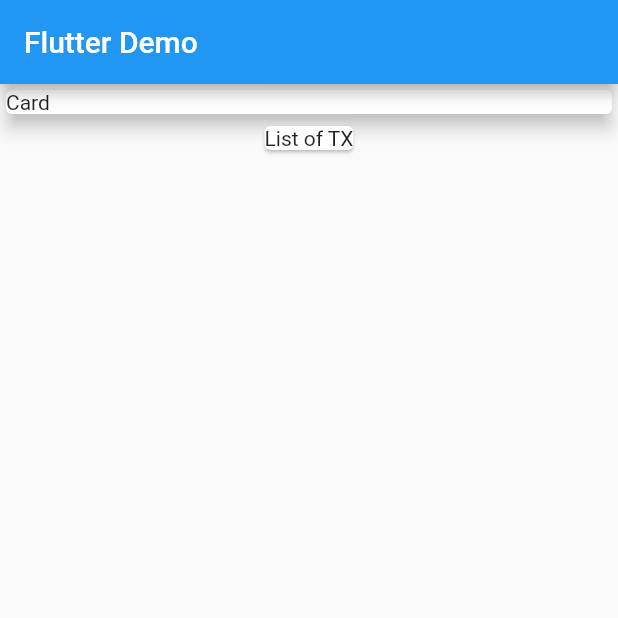
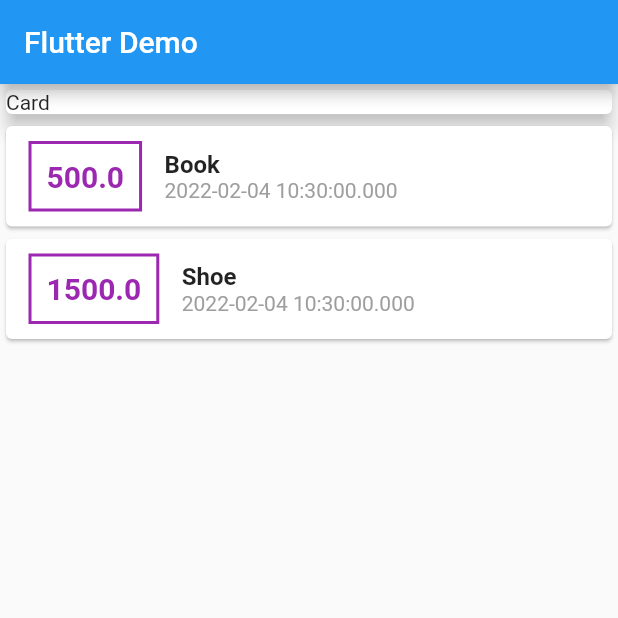
Before and after one commit to Mridul2820/expence-planner, a Flutter app: the screen it shows after launch, on a phone screen of 412 x 824 dp, the top half of it. Run offline on Flutter 3.47's test engine with Material 2 defaults, Android fonts, the phone set to English and light mode, and no system bars.

Commit message:
transaction card and its styles

```diff
--- a/lib/main.dart
+++ b/lib/main.dart
@@ -1,8 +1,24 @@
+import './transaction.dart';
 import 'package:flutter/material.dart';
 
 void main() => runApp(MyApp());
 
 class MyApp extends StatelessWidget {
+  final List<Transaction> transactions = [
+    Transaction(
+      id: 't1',
+      title: 'Book',
+      amount: 500.00,
+      date: DateTime.now(),
+    ),
+    Transaction(
+      id: 't2',
+      title: 'Shoe',
+      amount: 1500.00,
+      date: DateTime.now(),
+    ),
+  ];
+
   @override
   Widget build(BuildContext context) {
     return MaterialApp(
@@ -20,8 +36,56 @@ class MyApp extends StatelessWidget {
               ),
               elevation: 5,
             ),
-            Card(
-              child: Text('List of TX'),
+            Column(
+              children: transactions
+                  .map(
+                    (tx) => Card(
+                      child: Row(
+                        children: [
+                          Container(
+                            margin: EdgeInsets.symmetric(
+                              vertical: 10,
+                              horizontal: 15,
+                            ),
+                            padding: EdgeInsets.all(10),
+                            decoration: BoxDecoration(
+                              border: Border.all(
+                                color: Colors.purple,
+                                width: 2,
+                              ),
+                            ),
+                            child: Text(
+                              tx.amount.toString(),
+                              style: TextStyle(
+                                fontWeight: FontWeight.bold,
+                                fontSize: 20,
+                                color: Colors.purple,
+                              ),
+                            ),
+                          ),
+                          Column(
+                            crossAxisAlignment: CrossAxisAlignment.start,
+                            children: [
+                              Text(
+                                tx.title,
+                                style: TextStyle(
+                                  fontSize: 16,
+                                  fontWeight: FontWeight.bold,
+                                ),
+                              ),
+                              Text(
+                                tx.date.toString(),
+                                style: TextStyle(
+                                  color: Colors.grey,
+                                ),
+                              ),
+                            ],
+                          ),
+                        ],
+                      ),
+                    ),
+                  )
+                  .toList(),
             ),
           ],
         ),
--- /dev/null
+++ b/lib/transaction.dart
@@ -0,0 +1,13 @@
+class Transaction {
+  final String id;
+  final String title;
+  final double amount;
+  final DateTime date;
+
+  Transaction({
+    required this.id,
+    required this.title,
+    required this.amount,
+    required this.date,
+  });
+}
```
